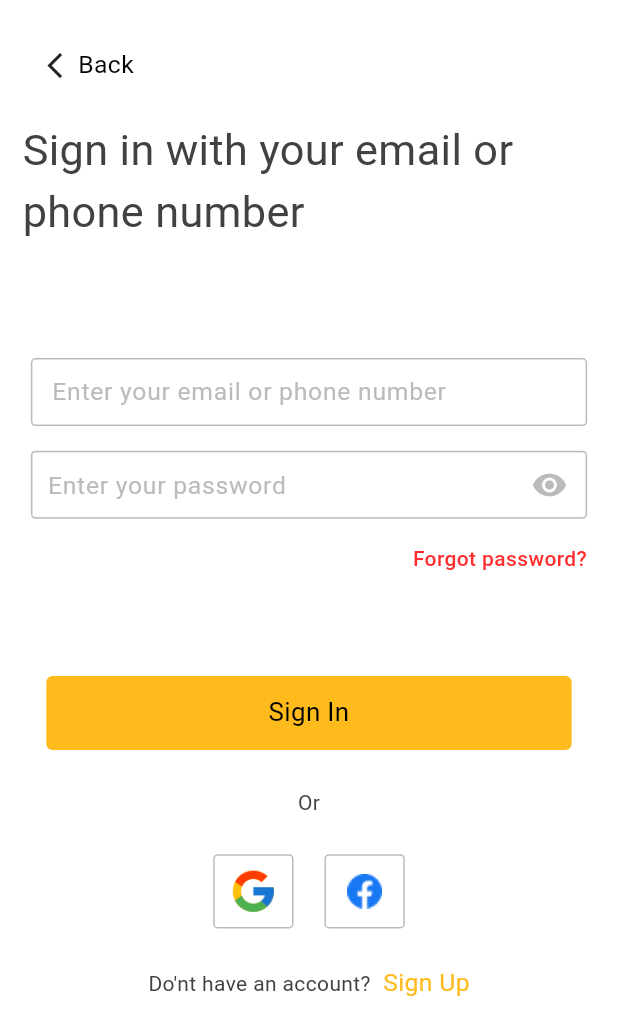
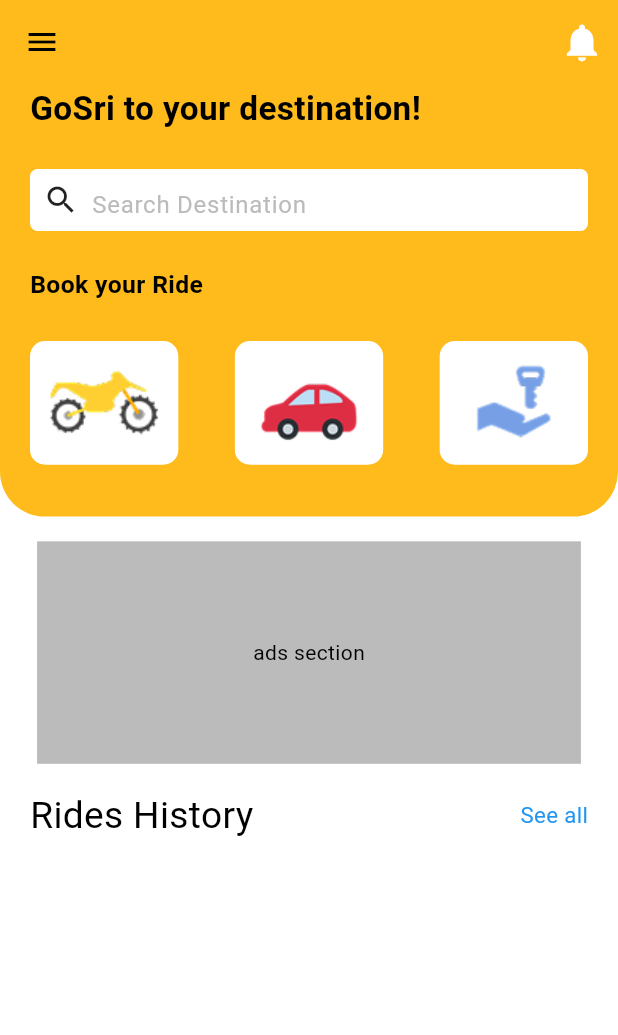
Before and after one commit to Cyber-Nut/GoSri, a Flutter app: the SigninScreen screen opened by its route, after a tap on "Sign In", on a phone screen of 412 x 824 dp. Shown: the top 1035 px of the screen. Run offline on Flutter 3.47's test engine with Material 3 defaults, Android fonts, the phone set to English and light mode, and no system bars; our stand-ins replace dropdown_textfield, flutter_svg, pinput, roundcheckbox.

Commit message:
Added the homeScreenUI

```diff
--- a/lib/presentation/authentication_screens/signin_screen.dart
+++ b/lib/presentation/authentication_screens/signin_screen.dart
@@ -24,6 +24,7 @@ class _SigninScreenState extends State<SigninScreen> {
 
   void onSignInHandler() {
     print('Sign Up button pressed');
+    Navigator.pushNamed(context, AppRoutes.homeScreen);
   }
 
   @override
--- a/lib/presentation/authentication_screens/welcome_screen.dart
+++ b/lib/presentation/authentication_screens/welcome_screen.dart
@@ -89,7 +89,7 @@ class _WelcomeScreenState extends State<WelcomeScreen> {
                           height: MediaQuery.of(context).size.height * 0.06,
                           child: CustomButton(
                             title: 'Log in',
-                            onPressed: signUpHandler,
+                            onPressed: logInHandler,
                             borderColor: AppColors.primary,
                             backgroundColor: Colors.white,
                           ),
--- /dev/null
+++ b/lib/presentation/content_screens/home_screen.dart
@@ -0,0 +1,367 @@
+import 'package:flutter/material.dart';
+import 'package:flutter_svg/flutter_svg.dart';
+import 'package:gosri/widgets/colors.dart';
+
+class HomeScreen extends StatefulWidget {
+  const HomeScreen({super.key});
+
+  @override
+  State<HomeScreen> createState() => _HomeScreenState();
+}
+
+class _HomeScreenState extends State<HomeScreen> {
+  @override
+  Widget build(BuildContext context) {
+    return SafeArea(
+        child: Scaffold(
+      appBar: AppBar(
+        backgroundColor: AppColors.primary,
+        actions: [
+          IconButton(
+            icon: Icon(
+              Icons.notifications,
+              size: 30,
+              color: AppColors.background,
+            ),
+            onPressed: () {
+              // Handle notification icon press
+            },
+          ),
+        ],
+      ),
+      drawer: Drawer(
+        width: MediaQuery.of(context).size.width * 0.8,
+        child: ListView(
+          padding: EdgeInsets.zero,
+          children: [
+            SizedBox(
+              height: MediaQuery.of(context).size.height * 0.3,
+              child: DrawerHeader(
+                margin: EdgeInsets.zero,
+                decoration: BoxDecoration(
+                  color: AppColors.background,
+                ),
+                child: Column(
+                  mainAxisAlignment: MainAxisAlignment.start,
+                  crossAxisAlignment: CrossAxisAlignment.start,
+                  children: [
+                    //Back Button
+                    GestureDetector(
+                      onTap: () => Navigator.pop(context),
+                      child: Row(
+                        children: [
+                          SizedBox(
+                            width: MediaQuery.of(context).size.width * 0.04,
+                          ),
+                          Icon(
+                            Icons.arrow_back_ios,
+                            size: MediaQuery.of(context).size.height * 0.025,
+                          ),
+                          Text(
+                            'Back',
+                            style: TextStyle(
+                                fontSize:
+                                    MediaQuery.of(context).size.height * 0.02),
+                          )
+                        ],
+                      ),
+                    ),
+
+                    SizedBox(
+                      height: MediaQuery.of(context).size.height * 0.03,
+                    ),
+
+                    //Profile picture
+                    Container(
+                      height: MediaQuery.of(context).size.height * 0.1,
+                      width: MediaQuery.of(context).size.height * 0.1,
+                      decoration: BoxDecoration(
+                          color: AppColors.error,
+                          borderRadius: BorderRadius.circular(50),
+                          border: Border.all(width: 1.5, color: Colors.green)),
+                    ),
+                    SizedBox(
+                      height: MediaQuery.of(context).size.height * 0.015,
+                    ),
+
+                    //Username
+                    Text(
+                      'Abhishek Kumar',
+                      style: TextStyle(
+                          fontSize: MediaQuery.of(context).size.height * 0.024,
+                          fontWeight: FontWeight.w600,
+                          color: AppColors.error),
+                    ),
+
+                    //Email address
+                    Text(
+                      'abhishekKumar@gmail.com',
+                      style: TextStyle(
+                          fontSize: MediaQuery.of(context).size.height * 0.017,
+                          fontWeight: FontWeight.w600,
+                          color: AppColors.error),
+                    )
+                  ],
+                ),
+              ),
+            ),
+            ListTile(
+              leading: Icon(Icons.history),
+              title: Text(
+                'History',
+                style: TextStyle(
+                    fontSize: MediaQuery.of(context).size.height * 0.017),
+              ),
+              onTap: () {
+                // Handle item 1 tap
+                Navigator.pop(context);
+              },
+            ),
+            Divider(
+              color: AppColors.surface,
+            ),
+            ListTile(
+              leading: Icon(Icons.warning_amber_outlined),
+              title: Text(
+                'Complaint',
+                style: TextStyle(
+                    fontSize: MediaQuery.of(context).size.height * 0.017),
+              ),
+              onTap: () {
+                // Handle item 1 tap
+                Navigator.pop(context);
+              },
+            ),
+            Divider(
+              color: AppColors.surface,
+            ),
+            ListTile(
+              leading: Icon(Icons.info_outline),
+              title: Text(
+                'About Us',
+                style: TextStyle(
+                    fontSize: MediaQuery.of(context).size.height * 0.017),
+              ),
+              onTap: () {
+                // Handle item 1 tap
+                Navigator.pop(context);
+              },
+            ),
+            Divider(
+              color: AppColors.surface,
+            ),
+            ListTile(
+              leading: Icon(Icons.settings_outlined),
+              title: Text(
+                'Settings',
+                style: TextStyle(
+                    fontSize: MediaQuery.of(context).size.height * 0.017),
+              ),
+              onTap: () {
+                // Handle item 1 tap
+                Navigator.pop(context);
+              },
+            ),
+            Divider(
+              color: AppColors.surface,
+            ),
+            ListTile(
+              leading: Icon(Icons.help_outline),
+              title: Text(
+                'Help and Support',
+                style: TextStyle(
+                    fontSize: MediaQuery.of(context).size.height * 0.017),
+              ),
+              onTap: () {
+                // Handle item 1 tap
+                Navigator.pop(context);
+              },
+            ),
+            Divider(
+              color: AppColors.surface,
+            ),
+            ListTile(
+              leading: Icon(Icons.logout_outlined),
+              title: Text(
+                'Logout',
+                style: TextStyle(
+                    fontSize: MediaQuery.of(context).size.height * 0.017),
+              ),
+              onTap: () {
+                // Handle item 1 tap
+                Navigator.pop(context);
+              },
+            ),
+            Divider(
+              color: AppColors.surface,
+            ),
+          ],
+        ),
+      ),
+      body: Expanded(
+          child: Column(
+        crossAxisAlignment: CrossAxisAlignment.center,
+        children: [
+          Container(
+            height: MediaQuery.of(context).size.height * 0.35,
+            width: double.infinity,
+            decoration: BoxDecoration(
+                color: AppColors.primary,
+                borderRadius: BorderRadius.only(
+                    bottomLeft: Radius.circular(30),
+                    bottomRight: Radius.circular(30))),
+            child: Padding(
+              padding: const EdgeInsets.only(
+                  left: 20, top: 0, bottom: 20, right: 20),
+              child: Column(
+                children: [
+                  Align(
+                    alignment: Alignment.centerLeft,
+                    child: Text(
+                      'GoSri to your destination!',
+                      style: TextStyle(
+                          fontSize: MediaQuery.of(context).size.height * 0.027,
+                          fontWeight: FontWeight.w700),
+                    ),
+                  ),
+                  SizedBox(
+                    height: MediaQuery.of(context).size.height * 0.03,
+                  ),
+                  Container(
+                    height: MediaQuery.of(context).size.height * 0.05,
+                    width: MediaQuery.of(context).size.height * 0.6,
+                    decoration: BoxDecoration(
+                      borderRadius: BorderRadius.circular(5),
+                      color: AppColors.background,
+                    ),
+                    child: Row(
+                      children: [
+                        SizedBox(
+                          height: MediaQuery.of(context).size.height * 0.05,
+                          width: MediaQuery.of(context).size.height * 0.05,
+                          child: Icon(Icons.search_outlined),
+                        ),
+                        SizedBox(
+                          width: MediaQuery.of(context).size.width * 0.5,
+                          height: MediaQuery.of(context).size.height * 0.05,
+                          child: Center(
+                            child: TextField(
+                              textAlignVertical: TextAlignVertical.center,
+                              decoration: InputDecoration(
+                                hintText: 'Search Destination',
+                                hintStyle: TextStyle(color: AppColors.surface),
+                                border: InputBorder.none,
+                              ),
+                            ),
+                          ),
+                        )
+                      ],
+                    ),
+                  ),
+                  SizedBox(
+                    height: MediaQuery.of(context).size.height * 0.03,
+                  ),
+                  Align(
+                    alignment: Alignment.centerLeft,
+                    child: Padding(
+                      padding: const EdgeInsets.only(left: 0),
+                      child: Text(
+                        'Book your Ride',
+                        style: TextStyle(
+                            fontWeight: FontWeight.w700,
+                            fontSize:
+                                MediaQuery.of(context).size.height * 0.02),
+                      ),
+                    ),
+                  ),
+                  SizedBox(
+                    height: MediaQuery.of(context).size.height * 0.03,
+                  ),
+                  SizedBox(
+                    width: MediaQuery.of(context).size.height * 0.9,
+                    child: Row(
+                      mainAxisAlignment: MainAxisAlignment.spaceBetween,
+                      children: [
+                        Container(
+                            height: MediaQuery.of(context).size.height * 0.1,
+                            width: MediaQuery.of(context).size.height * 0.12,
+                            decoration: BoxDecoration(
+                                color: AppColors.background,
+                                borderRadius: BorderRadius.circular(10)),
+                            child: Image.asset(
+                              'assets/images/bike.png',
+                              fit: BoxFit.contain,
+                            )),
+                        Container(
+                            height: MediaQuery.of(context).size.height * 0.1,
+                            width: MediaQuery.of(context).size.height * 0.12,
+                            decoration: BoxDecoration(
+                                color: AppColors.background,
+                                borderRadius: BorderRadius.circular(10)),
+                            child: Center(
+                              child: Image.asset(
+                                'assets/images/car.png',
+                                fit: BoxFit.contain,
+                              ),
+                            )),
+                        Container(
+                            height: MediaQuery.of(context).size.height * 0.1,
+                            width: MediaQuery.of(context).size.height * 0.12,
+                            decoration: BoxDecoration(
+                                color: AppColors.background,
+                                borderRadius: BorderRadius.circular(10)),
+                            child: Center(
+                              child: Image.asset(
+                                'assets/images/lease.png',
+                                scale: 1,
+                              ),
+                            )),
+                      ],
+                    ),
+                  )
+                ],
+              ),
+            ),
+          ),
+          SizedBox(
+            height: MediaQuery.of(context).size.height * 0.02,
+          ),
+          Container(
+            height: MediaQuery.of(context).size.height * 0.18,
+            width: MediaQuery.of(context).size.width * 0.88,
+            decoration: BoxDecoration(color: AppColors.surface),
+            child: Center(
+              child: Text('ads section'),
+            ),
+          ),
+          SizedBox(
+            height: MediaQuery.of(context).size.height * 0.02,
+          ),
+          Row(
+            crossAxisAlignment: CrossAxisAlignment.center,
+            mainAxisAlignment: MainAxisAlignment.spaceBetween,
+            children: [
+              Padding(
+                padding: const EdgeInsets.only(left: 20),
+                child: Text(
+                  'Rides History',
+                  style: TextStyle(
+                      fontSize: MediaQuery.of(context).size.height * 0.03),
+                ),
+              ),
+              Padding(
+                padding: const EdgeInsets.only(right: 20),
+                child: Text(
+                  'See all',
+                  style: TextStyle(
+                      fontSize: MediaQuery.of(context).size.height * 0.018,
+                      color: Colors.blue),
+                ),
+              )
+            ],
+          )
+        ],
+      )),
+    ));
+  }
+}
--- a/lib/routes/app_routes.dart
+++ b/lib/routes/app_routes.dart
@@ -1,6 +1,7 @@
 import 'package:flutter/material.dart';
 import 'package:gosri/presentation/authentication_screens/choose_role_screen.dart';
 import 'package:gosri/presentation/authentication_screens/set_newpassword_screen.dart';
+import 'package:gosri/presentation/content_screens/home_screen.dart';
 import 'package:gosri/presentation/intro_screens/at_any_moment_screen.dart';
 import 'package:gosri/presentation/intro_screens/book_your_ride_screen.dart';
 import 'package:gosri/presentation/intro_screens/by_your_side_screen.dart';
@@ -32,6 +33,8 @@ class AppRoutes {
       'lib/presentation/intro_screens/at_any_moment_screen.dart';
   static const String bookYourRideScreen =
       'lib/presentation/intro_screens/book_your_ride_screen.dart';
+  static const String homeScreen =
+      'lib/presentation/content_screens/home_screen.dart';
   static const String initialRoute =
       'lib/presentation/intro_screens/by_your_side_screen.dart';
 
@@ -46,6 +49,7 @@ class AppRoutes {
     byYourSideScreen: (context) => ByYourSideScreen(),
     atAnyMomentScreen: (context) => AtAnyMomentScreen(),
     bookYourRideScreen: (context) => BookYourRideScreen(),
+    homeScreen: (context) => HomeScreen(),
     initialRoute: (context) => ByYourSideScreen(),
   };
 }
--- a/pubspec.yaml
+++ b/pubspec.yaml
@@ -68,12 +68,14 @@ flutter:
   #   - images/a_dot_ham.jpeg
   assets:
       - assets/images/googleLogo.png
-      - assets/images/metaLogo.png
       - assets/images/welcome.svg
       - assets/images/facebookIcon.png
       - assets/images/intro1.svg
       - assets/images/intro2.svg
       - assets/images/intro3.svg
+      - assets/images/car.png
+      - assets/images/lease.png
+      - assets/images/bike.png
 
   # An image asset can refer to one or more resolution-specific "variants", see
   # https://flutter.dev/to/resolution-aware-images
```
Also changed, not shown: assets/images/bike.png (added), assets/images/car.png (added), assets/images/lease.png (added), assets/images/metaLogo.png (deleted).
